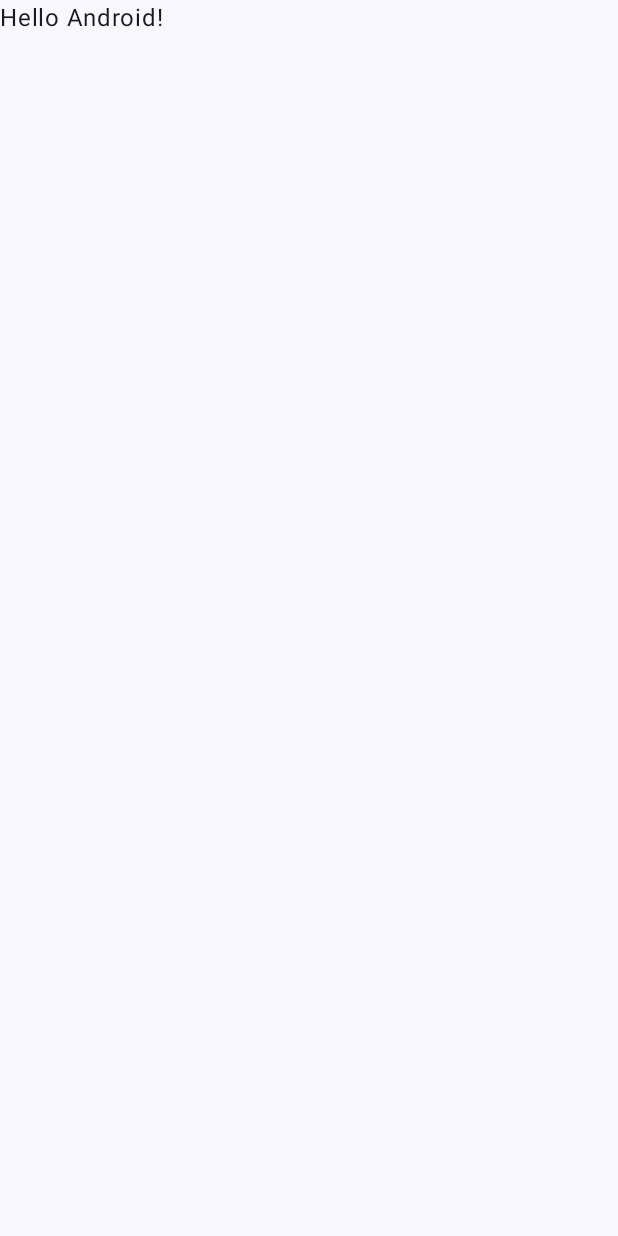
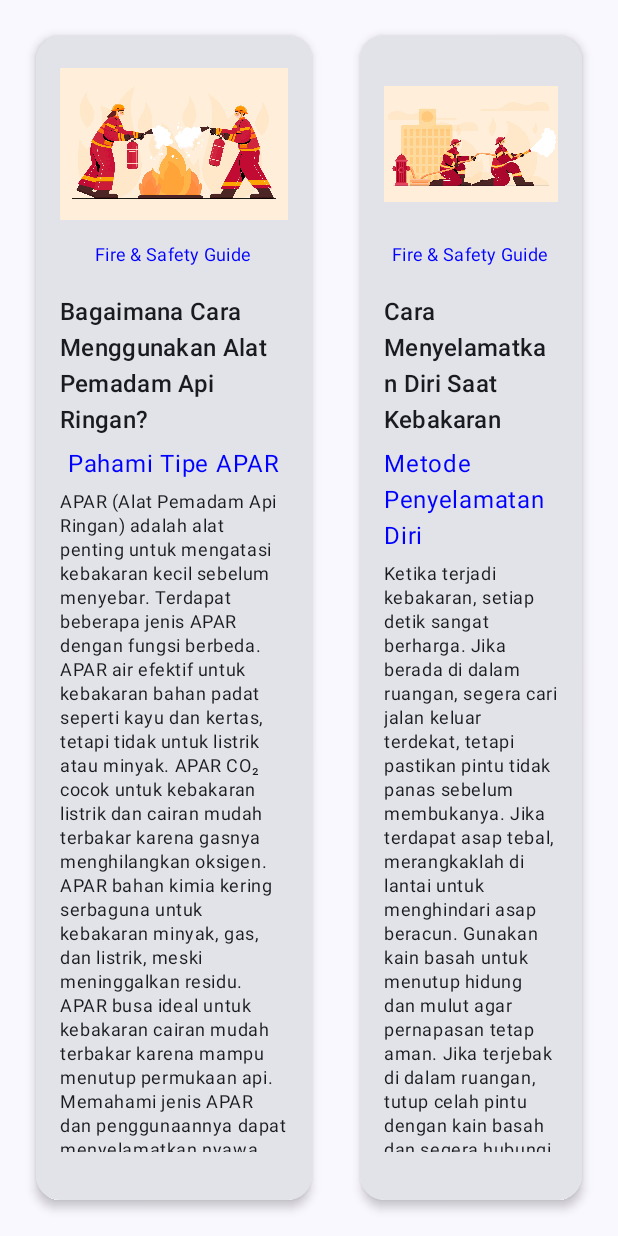
Before and after one commit to PyroApp-Team/pyroApp, an Android app built with Jetpack Compose: the screen it shows after launch (MainActivity), on a phone screen of 412 x 824 dp. Before the commit the screen is almost empty. Run offline under Robolectric (Android 15) with nearby library versions, the phone set to English and light mode, and no system bars.

Commit message:
panduan penanganan kebakaran

```diff
--- a/app/src/main/java/com/clara0007/pyro/MainActivity.kt
+++ b/app/src/main/java/com/clara0007/pyro/MainActivity.kt
@@ -4,13 +4,16 @@ import android.os.Bundle
 import androidx.activity.ComponentActivity
 import androidx.activity.compose.setContent
 import androidx.activity.enableEdgeToEdge
-import androidx.compose.foundation.layout.fillMaxSize
-import androidx.compose.foundation.layout.padding
-import androidx.compose.material3.Scaffold
-import androidx.compose.material3.Text
+import androidx.compose.foundation.layout.*
+import androidx.compose.material3.*
 import androidx.compose.runtime.Composable
+import androidx.compose.ui.Alignment
 import androidx.compose.ui.Modifier
 import androidx.compose.ui.tooling.preview.Preview
+import androidx.compose.ui.unit.dp
+import com.clara0007.pyro.ui.screen.InstructionOneScreen
+import com.clara0007.pyro.ui.screen.InstructionThreeScreen
+import com.clara0007.pyro.ui.screen.InstructionTwoScreen
 import com.clara0007.pyro.ui.theme.PyroTheme
 
 class MainActivity : ComponentActivity() {
@@ -18,12 +21,9 @@ class MainActivity : ComponentActivity() {
         super.onCreate(savedInstanceState)
         enableEdgeToEdge()
         setContent {
-            PyroTheme {
+            PyroTheme  {
                 Scaffold(modifier = Modifier.fillMaxSize()) { innerPadding ->
-                    Greeting(
-                        name = "Android",
-                        modifier = Modifier.padding(innerPadding)
-                    )
+                    MainScreen(modifier = Modifier.padding(innerPadding))
                 }
             }
         }
@@ -31,17 +31,32 @@ class MainActivity : ComponentActivity() {
 }
 
 @Composable
-fun Greeting(name: String, modifier: Modifier = Modifier) {
-    Text(
-        text = "Hello $name!",
+fun MainScreen(modifier: Modifier = Modifier) {
+    Column(
         modifier = modifier
-    )
+            .fillMaxSize()
+            .padding(16.dp),
+        horizontalAlignment = Alignment.CenterHorizontally
+    ) {
+        // Menampilkan tiga instruksi dalam Row
+        Row(
+            modifier = Modifier.fillMaxWidth(),
+            horizontalArrangement = Arrangement.spacedBy(16.dp)
+        ) {
+            InstructionOneScreen()
+            InstructionTwoScreen()
+            InstructionThreeScreen()
+        }
+    }
 }
+
+// Misalnya, Anda sudah memiliki fungsi untuk tampilan Instruksi:
+// InstructionOneScreen(), InstructionTwoScreen(), InstructionThreeScreen()
 
 @Preview(showBackground = true)
 @Composable
-fun GreetingPreview() {
+fun MainScreenPreview() {
     PyroTheme {
-        Greeting("Android")
+        MainScreen() // Preview tampilan utama
     }
 }
--- /dev/null
+++ b/app/src/main/java/com/clara0007/pyro/ui/screen/InstructionOneScreen.kt
@@ -0,0 +1,90 @@
+package com.clara0007.pyro.ui.screen
+
+import androidx.compose.foundation.Image
+import androidx.compose.foundation.layout.Column
+import androidx.compose.foundation.layout.fillMaxWidth
+import androidx.compose.foundation.layout.height
+import androidx.compose.foundation.layout.padding
+import androidx.compose.foundation.layout.width
+import androidx.compose.foundation.shape.RoundedCornerShape
+import androidx.compose.material3.Button
+import androidx.compose.material3.Card
+import androidx.compose.material3.CardDefaults
+import androidx.compose.material3.MaterialTheme
+import androidx.compose.material3.Text
+import androidx.compose.runtime.Composable
+import androidx.compose.ui.Alignment
+import androidx.compose.ui.Modifier
+import androidx.compose.ui.graphics.Color
+import androidx.compose.ui.res.painterResource
+import androidx.compose.ui.unit.dp
+import androidx.compose.ui.unit.sp
+import com.clara0007.pyro.R
+
+@Composable
+fun InstructionOneScreen() {
+    Card (
+        modifier = Modifier
+            .width(200.dp)
+            .padding(8.dp),
+        shape = RoundedCornerShape(16.dp),
+        elevation = CardDefaults.elevatedCardElevation(defaultElevation = 4.dp)
+    ) {
+        Column (
+            modifier = Modifier
+                .fillMaxWidth()
+                .padding(16.dp),
+            horizontalAlignment = Alignment.CenterHorizontally
+        ) {
+            // Gambar
+            Image(
+                painter = painterResource(id = R.drawable.fire_extinguisher1),
+                contentDescription = "Fire Extinguisher",
+                modifier = Modifier
+                    .fillMaxWidth()
+                    .height(120.dp)
+                    .padding(bottom = 8.dp)
+            )
+            // Deskripsi atas
+            Text(
+                text = "Fire & Safety Guide",
+                fontSize = 12.sp,
+                style = MaterialTheme.typography.bodyMedium,
+                color = Color.Blue,
+                modifier = Modifier.padding(bottom = 16.dp)
+            )
+            // Judul
+            Text(
+                text = "Bagaimana Cara Menggunakan Alat Pemadam Api Ringan?",
+                fontSize = 16.sp,
+                style = MaterialTheme.typography.titleMedium,
+                modifier = Modifier.padding(bottom = 8.dp)
+            )
+
+            //Deskripsi bawah
+            Text(
+                text = "Pahami Tipe APAR",
+                fontSize = 16.sp,
+                style = MaterialTheme.typography.bodyLarge,
+                color = Color.Blue,
+                modifier = Modifier.padding(bottom = 8.dp)
+            )
+
+            // Deskripsi
+            Text(
+                text = "APAR (Alat Pemadam Api Ringan) adalah alat penting untuk mengatasi kebakaran kecil sebelum menyebar. Terdapat beberapa jenis APAR dengan fungsi berbeda. APAR air efektif untuk kebakaran bahan padat seperti kayu dan kertas, tetapi tidak untuk listrik atau minyak. APAR CO₂ cocok untuk kebakaran listrik dan cairan mudah terbakar karena gasnya menghilangkan oksigen. APAR bahan kimia kering serbaguna untuk kebakaran minyak, gas, dan listrik, meski meninggalkan residu. APAR busa ideal untuk kebakaran cairan mudah terbakar karena mampu menutup permukaan api. Memahami jenis APAR dan penggunaannya dapat menyelamatkan nyawa dalam situasi darurat.",
+                fontSize = 12.sp,
+                style = MaterialTheme.typography.bodySmall,
+                modifier = Modifier.padding(bottom = 16.dp)
+            )
+
+            // Tombol navigasi
+            Button (
+                onClick = { /* Handle action here */ },
+                modifier = Modifier.fillMaxWidth()
+            ) {
+                Text("SELANJUTNYA")
+            }
+        }
+    }
+}
--- /dev/null
+++ b/app/src/main/java/com/clara0007/pyro/ui/screen/InstructionThreeScreen.kt
@@ -0,0 +1,88 @@
+package com.clara0007.pyro.ui.screen
+
+import androidx.compose.foundation.Image
+import androidx.compose.foundation.layout.Column
+import androidx.compose.foundation.layout.fillMaxWidth
+import androidx.compose.foundation.layout.height
+import androidx.compose.foundation.layout.padding
+import androidx.compose.foundation.layout.width
+import androidx.compose.foundation.shape.RoundedCornerShape
+import androidx.compose.material3.Button
+import androidx.compose.material3.Card
+import androidx.compose.material3.CardDefaults
+import androidx.compose.material3.MaterialTheme
+import androidx.compose.material3.Text
+import androidx.compose.runtime.Composable
+import androidx.compose.ui.Alignment
+import androidx.compose.ui.Modifier
+import androidx.compose.ui.graphics.Color
+import androidx.compose.ui.res.painterResource
+import androidx.compose.ui.unit.dp
+import androidx.compose.ui.unit.sp
+import com.clara0007.pyro.R
+
+@Composable
+fun InstructionThreeScreen() {
+    Card(
+        modifier = Modifier
+            .width(200.dp)
+            .padding(8.dp),
+        shape = RoundedCornerShape(16.dp),
+        elevation = CardDefaults.elevatedCardElevation(defaultElevation = 4.dp)
+    ) {
+        Column (
+            modifier = Modifier
+                .fillMaxWidth()
+                .padding(16.dp),
+            horizontalAlignment = Alignment.CenterHorizontally
+        ) {
+            // Gambar
+            Image(
+                painter = painterResource(id = R.drawable.fire_extinguisher3),
+                contentDescription = "Fire Shield",
+                modifier = Modifier
+                    .fillMaxWidth()
+                    .height(120.dp)
+                    .padding(bottom = 8.dp)
+            )
+            // Deskripsi atas
+            Text(
+                text = "Fire & Safety Guide",
+                fontSize = 12.sp,
+                style = MaterialTheme.typography.bodyMedium,
+                color = Color.Blue,
+                modifier = Modifier.padding(bottom = 16.dp)
+            )
+            // Judul
+            Text(
+                text = "Mengenal & Mencegah Bencana Kebakaran",
+                fontSize = 16.sp,
+                style = MaterialTheme.typography.titleMedium,
+                modifier = Modifier.padding(bottom = 8.dp)
+            )
+            //Deskripsi bawah
+            Text(
+                text = "Kenali Cara Pencegahan",
+                fontSize = 16.sp,
+                style = MaterialTheme.typography.bodyLarge,
+                color = Color.Blue,
+                modifier = Modifier.padding(bottom = 8.dp)
+            )
+            // Deskripsi
+            Text(
+                text = "Sebagian besar kebakaran terjadi akibat kelalaian, seperti korsleting listrik, kebocoran gas, atau kelupaan mematikan api. Untuk mencegahnya, selalu periksa instalasi listrik secara berkala dan jangan membebani stop kontak dengan terlalu banyak perangkat. Pastikan kompor, lilin, atau alat pemanas selalu dalam pengawasan saat digunakan. Simpan bahan mudah terbakar jauh dari sumber panas dan sediakan alat pemadam api ringan (APAR) di tempat strategis.Kesadaran, kewaspadaan, dan kesiapan adalah kunci utama dalam mencegah serta menghadapi kebakaran. Jangan biarkan kelalaian mengancam keselamatan!",
+                fontSize = 12.sp,
+                style = MaterialTheme.typography.bodySmall,
+                modifier = Modifier.padding(bottom = 16.dp)
+            )
+
+            // Tombol navigasi
+            Button (
+                onClick = { /* Handle action here */ },
+                modifier = Modifier.fillMaxWidth()
+            ) {
+                Text("SELANJUTNYA")
+            }
+        }
+    }
+}
--- /dev/null
+++ b/app/src/main/java/com/clara0007/pyro/ui/screen/InstructionTwoScreen.kt
@@ -0,0 +1,88 @@
+package com.clara0007.pyro.ui.screen
+
+import androidx.compose.foundation.Image
+import androidx.compose.foundation.layout.Column
+import androidx.compose.foundation.layout.fillMaxWidth
+import androidx.compose.foundation.layout.height
+import androidx.compose.foundation.layout.padding
+import androidx.compose.foundation.layout.width
+import androidx.compose.foundation.shape.RoundedCornerShape
+import androidx.compose.material3.Button
+import androidx.compose.material3.Card
+import androidx.compose.material3.CardDefaults
+import androidx.compose.material3.MaterialTheme
+import androidx.compose.material3.Text
+import androidx.compose.runtime.Composable
+import androidx.compose.ui.Alignment
+import androidx.compose.ui.Modifier
+import androidx.compose.ui.graphics.Color
+import androidx.compose.ui.res.painterResource
+import androidx.compose.ui.unit.dp
+import androidx.compose.ui.unit.sp
+import com.clara0007.pyro.R
+
+@Composable
+fun InstructionTwoScreen() {
+    Card(
+        modifier = Modifier
+            .width(200.dp)
+            .padding(8.dp),
+        shape = RoundedCornerShape(16.dp),
+        elevation = CardDefaults.elevatedCardElevation(defaultElevation = 4.dp)
+    ) {
+        Column(
+            modifier = Modifier
+                .fillMaxWidth()
+                .padding(16.dp),
+            horizontalAlignment = Alignment.CenterHorizontally
+        ) {
+            // Gambar
+            Image(
+                painter = painterResource(id = R.drawable.fire_extinguisher2),
+                contentDescription = "Firefighters",
+                modifier = Modifier
+                    .fillMaxWidth()
+                    .height(120.dp)
+                    .padding(bottom = 8.dp)
+            )
+            // Deskripsi atas
+            Text(
+                text = "Fire & Safety Guide",
+                fontSize = 12.sp,
+                style = MaterialTheme.typography.bodyMedium,
+                color = Color.Blue,
+                modifier = Modifier.padding(bottom = 16.dp)
+            )
+            // Judul
+            Text(
+                text = "Cara Menyelamatkan Diri Saat Kebakaran",
+                fontSize = 16.sp,
+                style = MaterialTheme.typography.titleMedium,
+                modifier = Modifier.padding(bottom = 8.dp)
+            )
+            //Deskripsi bawah
+            Text(
+                text = "Metode Penyelamatan Diri",
+                fontSize = 16.sp,
+                style = MaterialTheme.typography.bodyLarge,
+                color = Color.Blue,
+                modifier = Modifier.padding(bottom = 8.dp)
+            )
+            // Deskripsi
+            Text(
+                text = "Ketika terjadi kebakaran, setiap detik sangat berharga. Jika berada di dalam ruangan, segera cari jalan keluar terdekat, tetapi pastikan pintu tidak panas sebelum membukanya. Jika terdapat asap tebal, merangkaklah di lantai untuk menghindari asap beracun. Gunakan kain basah untuk menutup hidung dan mulut agar pernapasan tetap aman. Jika terjebak di dalam ruangan, tutup celah pintu dengan kain basah dan segera hubungi pemadam kebakaran. Jika pakaian terbakar, segera berhenti, jatuhkan diri, dan berguling hingga api padam. Hindari penggunaan lift saat evakuasi dan tetap tenang agar bisa mengambil keputusan yang tepat.",
+                fontSize = 12.sp,
+                style = MaterialTheme.typography.bodySmall,
+                modifier = Modifier.padding(bottom = 16.dp)
+            )
+
+            // Tombol navigasi
+            Button(
+                onClick = { /* Handle action here */ },
+                modifier = Modifier.fillMaxWidth()
+            ) {
+                Text("SELANJUTNYA")
+            }
+        }
+    }
+}
```
Also changed, not shown: app/src/main/res/drawable/fire_extinguisher1.png (added), app/src/main/res/drawable/fire_extinguisher2.png (added), 1 other file.
